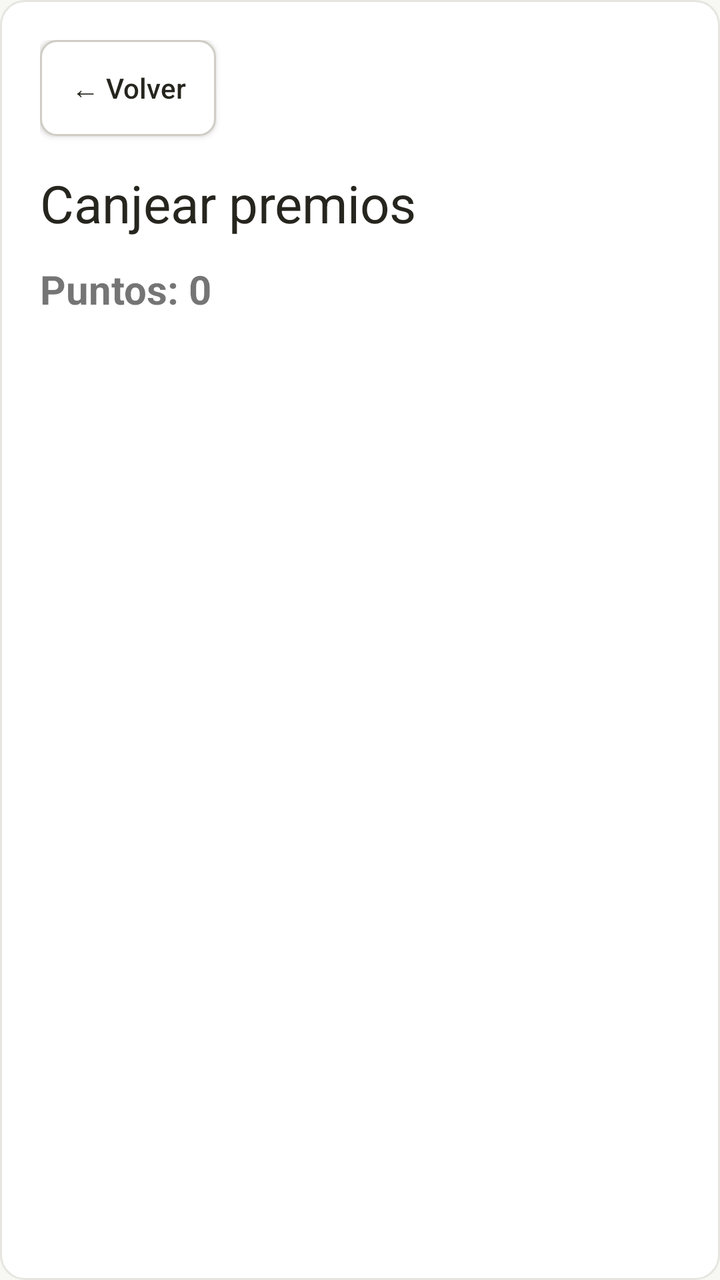
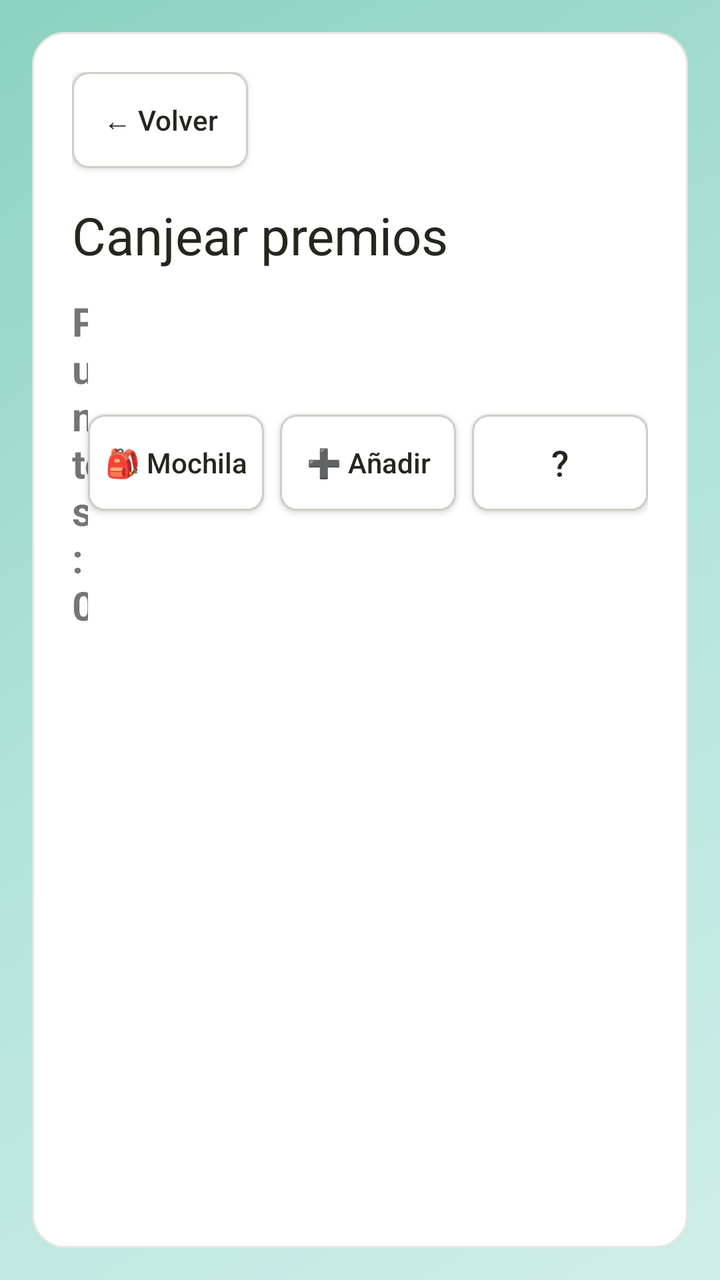

Two renders of the same Android screen: before a commit and after it. Below are the layout's source before the change and the commit's diff.
<!-- AndroidManifest.xml: application theme Theme.AppCompat.Light.NoActionBar -->
<!-- res/layout/activity_rewards.xml -->
<?xml version="1.0" encoding="utf-8"?>
<ScrollView xmlns:android="http://schemas.android.com/apk/res/android"
    android:layout_width="match_parent"
    android:layout_height="match_parent"
    android:background="@drawable/bg_rewards"
    android:fillViewport="true">

    <LinearLayout
        android:layout_width="match_parent"
        android:layout_height="wrap_content"
        android:background="@drawable/pastel_panel"
        android:orientation="vertical"
        android:padding="20dp">

        <Button
            android:id="@+id/backButton"
            android:layout_width="wrap_content"
            android:layout_height="wrap_content"
            android:background="@drawable/button_soft_action"
            android:text="← Volver"
            android:textAllCaps="false"
            android:textColor="@color/ink" />

        <TextView
            android:layout_width="wrap_content"
            android:layout_height="wrap_content"
            android:layout_marginTop="16dp"
            android:text="Canjear premios"
            android:textSize="26sp"
            android:textColor="@color/ink" />

        <TextView
            android:id="@+id/rewardsPointsText"
            android:layout_width="wrap_content"
            android:layout_height="wrap_content"
            android:layout_marginTop="12dp"
            android:text="Puntos: 0"
            android:textSize="20sp"
            android:textStyle="bold" />

        <LinearLayout
            android:id="@+id/rewardsContainer"
            android:layout_width="match_parent"
            android:layout_height="wrap_content"
            android:layout_marginTop="20dp"
            android:orientation="vertical" />
    </LinearLayout>
</ScrollView>
<!-- resources referenced by this layout -->
<resources>
  <color name="ink">#26251e</color>
  <!-- drawable bg_rewards (drawable) -->
  ﻿<?xml version="1.0" encoding="utf-8"?>
  <shape xmlns:android="http://schemas.android.com/apk/res/android"
      android:shape="rectangle">
      <solid android:color="@color/canvas" />
  </shape>
  <!-- drawable button_soft_action (drawable) -->
  <?xml version="1.0" encoding="utf-8"?>
  <shape xmlns:android="http://schemas.android.com/apk/res/android"
      android:shape="rectangle">
      <solid android:color="@color/surface_card" />
      <corners android:radius="8dp" />
      <stroke
          android:width="1dp"
          android:color="@color/hairline_strong" />
  </shape>
  <!-- drawable pastel_panel (drawable) -->
  <?xml version="1.0" encoding="utf-8"?>
  <shape xmlns:android="http://schemas.android.com/apk/res/android"
      android:shape="rectangle">
      <solid android:color="@color/surface_card" />
      <corners android:radius="12dp" />
      <stroke
          android:width="1dp"
          android:color="@color/hairline" />
  </shape>
  <color name="canvas">#f7f7f4</color>
  <color name="surface_card">#ffffff</color>
  <color name="hairline_strong">#cfcdc4</color>
  <color name="hairline">#e6e5e0</color>
</resources>

<!-- the commit's change to res/layout/activity_rewards.xml (unified diff, before → after) -->
@@ -2,7 +2,8 @@
 <ScrollView xmlns:android="http://schemas.android.com/apk/res/android"
     android:layout_width="match_parent"
     android:layout_height="match_parent"
-    android:background="@drawable/bg_rewards"
+    android:background="@drawable/bg_gradient_anim"
+    android:padding="16dp"
     android:fillViewport="true">
 
     <LinearLayout
@@ -29,14 +30,55 @@
             android:textSize="26sp"
             android:textColor="@color/ink" />
 
-        <TextView
-            android:id="@+id/rewardsPointsText"
-            android:layout_width="wrap_content"
+        <LinearLayout
+            android:layout_width="match_parent"
             android:layout_height="wrap_content"
             android:layout_marginTop="12dp"
-            android:text="Puntos: 0"
-            android:textSize="20sp"
-            android:textStyle="bold" />
+            android:orientation="horizontal"
+            android:gravity="center_vertical">
+
+            <TextView
+                android:id="@+id/rewardsPointsText"
+                android:layout_width="0dp"
+                android:layout_height="wrap_content"
+                android:layout_weight="1"
+                android:text="Puntos: 0"
+                android:textSize="20sp"
+                android:textStyle="bold" />
+
+            <Button
+                android:id="@+id/prizeBagButton"
+                android:layout_width="wrap_content"
+                android:layout_height="wrap_content"
+                android:background="@drawable/button_soft_action"
+                android:text="🎒 Mochila"
+                android:textAllCaps="false"
+                android:textColor="@color/ink" />
+
+            <Button
+                android:id="@+id/addRewardButton"
+                android:layout_width="wrap_content"
+                android:layout_height="wrap_content"
+                android:layout_marginStart="8dp"
+                android:background="@drawable/button_soft_action"
+                android:text="➕ Añadir"
+                android:textAllCaps="false"
+                android:textColor="@color/ink" />
+
+            <Button
+                android:id="@+id/helpButton"
+                android:layout_width="wrap_content"
+                android:layout_height="wrap_content"
+                android:layout_marginStart="8dp"
+                android:background="@drawable/button_soft_action"
+                android:text="?"
+                android:textAllCaps="false"
+                android:textColor="@color/ink"
+                android:textSize="18sp"
+                android:paddingStart="12dp"
+                android:paddingEnd="12dp" />
+
+        </LinearLayout>
 
         <LinearLayout
             android:id="@+id/rewardsContainer"
<!-- resource entries referenced after the edit -->
@@ -1,33 +1,90 @@
 <!-- resources referenced by this layout -->
 <resources>
   <color name="ink">#26251e</color>
-  <!-- drawable bg_rewards (drawable) -->
+  <!-- drawable bg_gradient_anim (drawable) -->
   ﻿<?xml version="1.0" encoding="utf-8"?>
-  <shape xmlns:android="http://schemas.android.com/apk/res/android"
-      android:shape="rectangle">
-      <solid android:color="@color/canvas" />
-  </shape>
+  <animation-list xmlns:android="http://schemas.android.com/apk/res/android"
+      android:oneshot="false">
+      <item android:duration="3000">
+          <shape android:shape="rectangle">
+              <gradient
+                  android:angle="135"
+                  android:startColor="#FFD0EEE8"
+                  android:centerColor="#FFB2E4DA"
+                  android:endColor="#FF8CD2C0"
+                  android:type="linear" />
+          </shape>
+      </item>
+      <item android:duration="3000">
+          <shape android:shape="rectangle">
+              <gradient
+                  android:angle="45"
+                  android:startColor="#FF8CD2C0"
+                  android:centerColor="#FFA8DDD2"
+                  android:endColor="#FFD0EEE8"
+                  android:type="linear" />
+          </shape>
+      </item>
+      <item android:duration="3000">
+          <shape android:shape="rectangle">
+              <gradient
+                  android:angle="90"
+                  android:startColor="#FFB2E4DA"
+                  android:centerColor="#FFD0EEE8"
+                  android:endColor="#FF8CD2C0"
+                  android:type="linear" />
+          </shape>
+      </item>
+      <item android:duration="3000">
+          <shape android:shape="rectangle">
+              <gradient
+                  android:angle="270"
+                  android:startColor="#FFEAF7F4"
+                  android:centerColor="#FF8CD2C0"
+                  android:endColor="#FFB2E4DA"
+                  android:type="linear" />
+          </shape>
+      </item>
+  </animation-list>
   <!-- drawable button_soft_action (drawable) -->
-  <?xml version="1.0" encoding="utf-8"?>
-  <shape xmlns:android="http://schemas.android.com/apk/res/android"
-      android:shape="rectangle">
-      <solid android:color="@color/surface_card" />
-      <corners android:radius="8dp" />
-      <stroke
-          android:width="1dp"
-          android:color="@color/hairline_strong" />
-  </shape>
+  ﻿<?xml version="1.0" encoding="utf-8"?>
+  <ripple xmlns:android="http://schemas.android.com/apk/res/android"
+      android:color="#FF70BFA9">
+      <item android:id="@android:id/mask">
+          <shape android:shape="rectangle">
+              <solid android:color="#FFFFFFFF" />
+              <corners android:radius="8dp" />
+          </shape>
+      </item>
+      <item>
+          <selector>
+              <item android:state_pressed="true">
+                  <shape android:shape="rectangle">
+                      <solid android:color="#FFB2E4DA" />
+                      <corners android:radius="8dp" />
+                      <stroke android:width="2dp" android:color="#FF70BFA9" />
+                  </shape>
+              </item>
+              <item>
+                  <shape android:shape="rectangle">
+                      <solid android:color="@color/surface_card" />
+                      <corners android:radius="8dp" />
+                      <stroke android:width="1dp" android:color="@color/hairline_strong" />
+                  </shape>
+              </item>
+          </selector>
+      </item>
+  </ripple>
   <!-- drawable pastel_panel (drawable) -->
   <?xml version="1.0" encoding="utf-8"?>
   <shape xmlns:android="http://schemas.android.com/apk/res/android"
       android:shape="rectangle">
-      <solid android:color="@color/surface_card" />
-      <corners android:radius="12dp" />
+      <solid android:color="@android:color/white" />
+      <corners android:radius="16dp" />
       <stroke
           android:width="1dp"
           android:color="@color/hairline" />
   </shape>
-  <color name="canvas">#f7f7f4</color>
   <color name="surface_card">#ffffff</color>
   <color name="hairline_strong">#cfcdc4</color>
   <color name="hairline">#e6e5e0</color>
